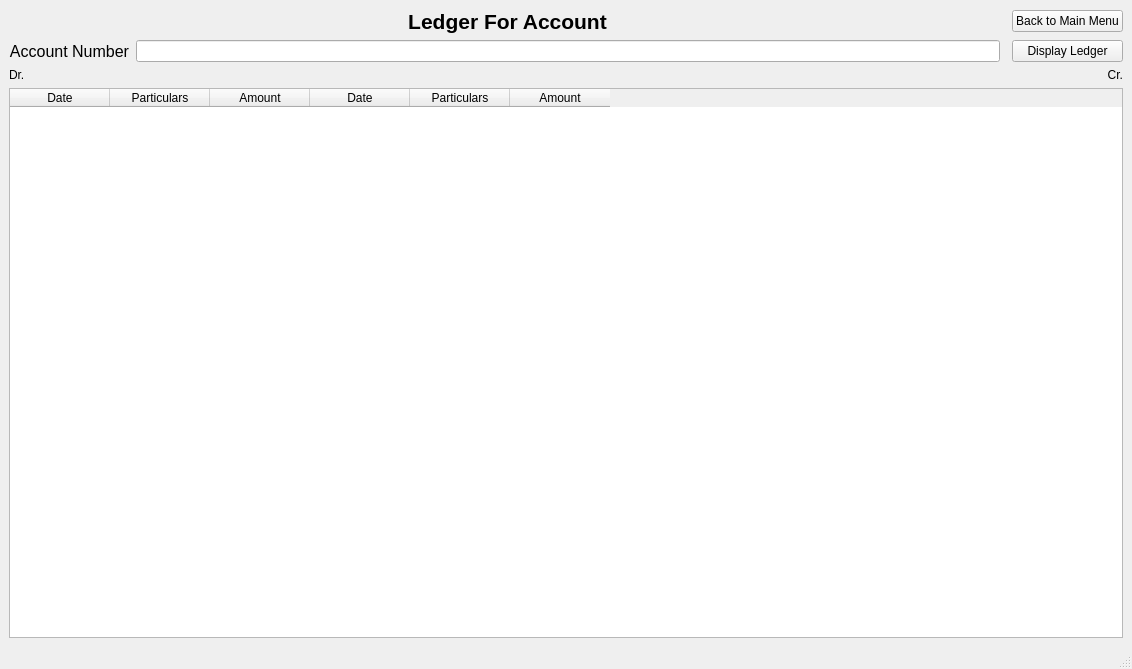
Before: the Qt Designer form ViewLedgerForAccount.ui in himanshu53929/cppCodes, drawn with Qt 5.
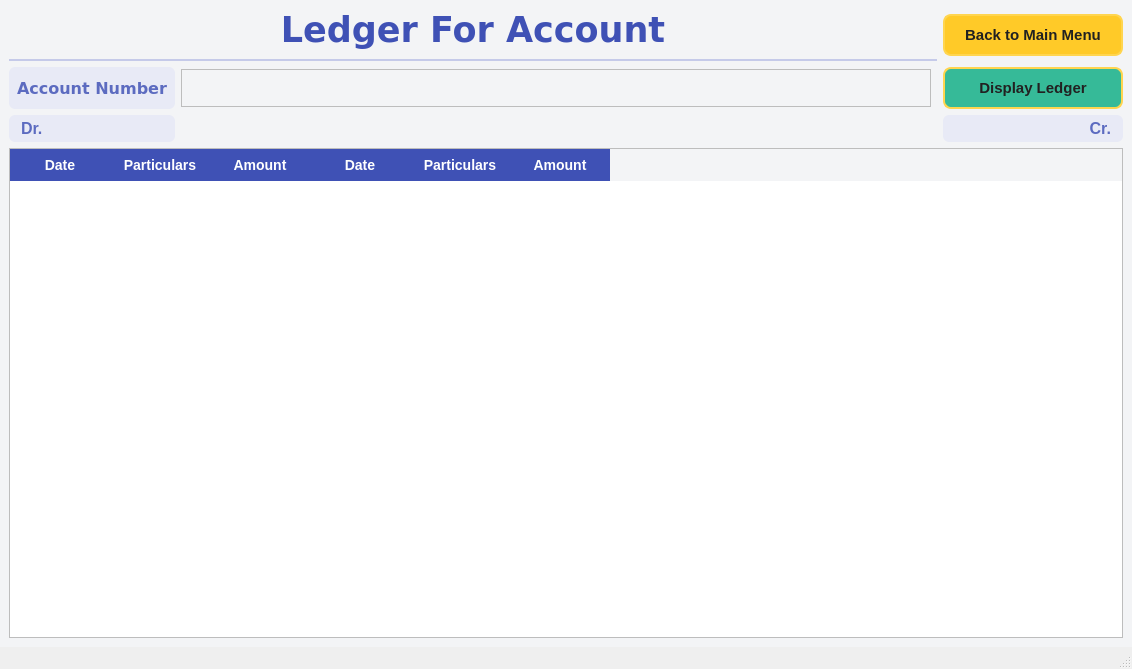
After: the same form once the commit is applied.

What changed in the file:
```diff
--- a/ViewLedgerForAccount.ui
+++ b/ViewLedgerForAccount.ui
@@ -14,6 +14,126 @@
    <string>MainWindow</string>
   </property>
   <widget class="QWidget" name="centralwidget">
+   <property name="styleSheet">
+    <string notr="true">/* ---------- Main Window ---------- */
+QWidget {
+    background-color: #F3F4F6;  /* Soft gray-blue for a clean, neutral base */
+}
+
+/* ---------- Title Label ---------- */
+QLabel#label {
+    color: #3F51B5;                     /* Indigo for a bold, modern feel */
+    font-family: &quot;Verdana&quot;, sans-serif;
+    font-size: 35px;
+    font-weight: 700;
+    qproperty-alignment: AlignHCenter;
+    border-bottom: 2px solid #C5CAE9;
+    padding-bottom: 8px;
+}
+
+/* ---------- Section Labels (e.g., Dr., Cr.) ---------- */
+QLabel#label_2,
+QLabel#label_3,
+QLabel#label_4 {
+    color: #5C6BC0;                     /* Soft indigo */
+    font-family: &quot;Verdana&quot;, sans-serif;
+    font-size: 16px;
+    font-weight: 600;
+    background-color: #E8EAF6;
+    padding: 4px 8px;
+    border-radius: 6px;
+}
+
+/* ---------- Back Button ---------- */
+QPushButton#back_button {
+    background-color: #FFCA28;          /* Warm amber for contrast */
+    color: #212121;
+    border: 2px solid #FFD54F;
+    border-radius: 8px;
+    padding: 10px 20px;
+    font-size: 15px;
+    font-weight: bold;
+    font-family: &quot;Verdana&quot;, sans-serif;
+}
+QPushButton#back_button:hover {
+    background-color: #FFC107;
+    border-color: #FFB300;
+}
+QPushButton#back_button:pressed {
+    background-color: #FFA000;
+    padding-top: 11px;
+    padding-bottom: 9px;
+}
+
+QPushButton#display_button {
+    background-color: #36BA98;          /* Warm amber for contrast */
+    color: #212121;
+    border: 2px solid #FFD54F;
+    border-radius: 8px;
+    padding: 10px 20px;
+    font-size: 15px;
+    font-weight: bold;
+    font-family: &quot;Verdana&quot;, sans-serif;
+}
+QPushButton#display_button:hover {
+    background-color: #FFC107;
+    border-color: #FFB300;
+}
+QPushButton#display_button:pressed {
+    background-color: #FFA000;
+    padding-top: 3px;
+    padding-bottom: 3px;
+}
+
+/* ---------- Table Widget ---------- */
+QTableWidget {
+    background-color: #FFFFFF;
+    border: 1px solid #BDBDBD;
+    gridline-color: #E0E0E0;
+    color: #212121;
+    font-family: &quot;Verdana&quot;, sans-serif;
+    font-size: 14px;
+    alternate-background-color: #FAFAFA;
+    selection-background-color: #C5CAE9;
+    selection-color: #000000;
+}
+QTableWidget::item {
+    padding: 6px;
+}
+QTableWidget::item:selected {
+    background-color: #C5CAE9;
+    color: #000000;
+}
+
+/* ---------- Table Headers ---------- */
+QHeaderView::section {
+    background-color: #3F51B5;  /* Indigo header */
+    color: #FFFFFF;
+    padding: 6px 8px;
+    border: none;
+    font-size: 14px;
+    font-weight: bold;
+    font-family: &quot;Verdana&quot;, sans-serif;
+}
+QHeaderView::section:hover {
+    background-color: #303F9F;
+}
+QTableCornerButton::section {
+    background-color: #3F51B5;
+    border: none;
+}
+
+
+
+#account_number_ledger{
+	 border: 1px solid #BDBDBD;
+	color: black;
+	font-size:14px;
+	padding-top: 9px;
+    padding-bottom: 9px;
+
+}</string>
+   </property>
    <layout class="QGridLayout" name="gridLayout">
     <item row="3" column="0" colspan="4">
      <widget class="QTableWidget" name="table">
@@ -67,7 +187,8 @@
      <widget class="QLabel" name="label">
       <property name="font">
        <font>
-        <pointsize>16</pointsize>
+        <family>Verdana</family>
+        <pointsize>-1</pointsize>
         <bold>true</bold>
        </font>
       </property>
@@ -75,7 +196,7 @@
        <string>Ledger For Account</string>
       </property>
       <property name="alignment">
-       <set>Qt::AlignmentFlag::AlignCenter</set>
+       <set>Qt::AlignmentFlag::AlignHCenter</set>
       </property>
      </widget>
     </item>
@@ -86,7 +207,9 @@
      <widget class="QLabel" name="label_2">
       <property name="font">
        <font>
-        <pointsize>12</pointsize>
+        <family>Verdana</family>
+        <pointsize>-1</pointsize>
+        <fontweight>DemiBold</fontweight>
        </font>
       </property>
       <property name="text">
```
